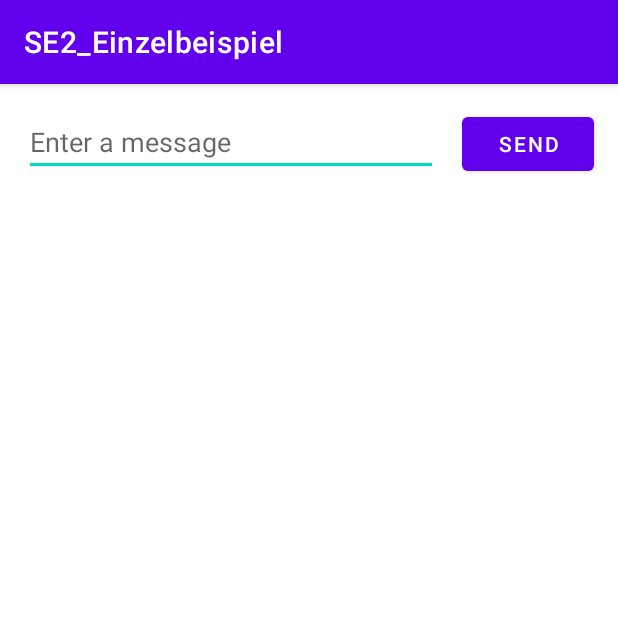
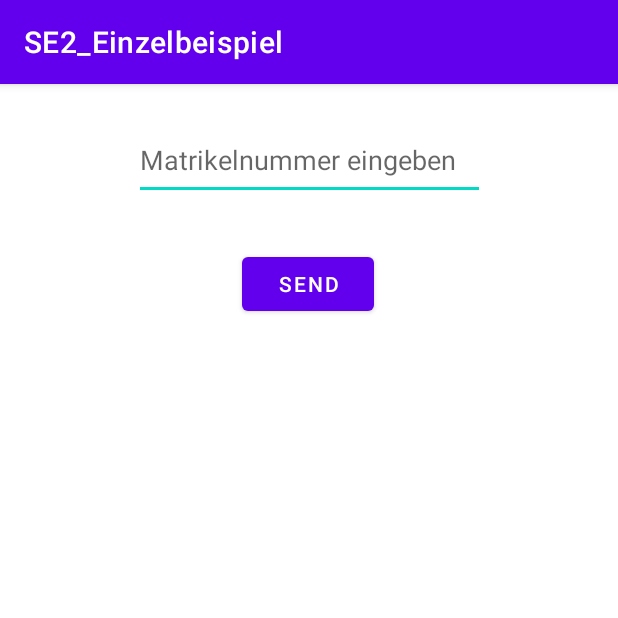
Before and after one commit to sapschernig/SE2Einzelbeispiel, an Android app: the screen it shows after launch (MainActivity), on a phone screen of 412 x 824 dp, the top half of it. Run offline under Robolectric (Android 15) with nearby library versions, the phone set to English and light mode, and no system bars.

Commit message:
changed editText View to Number

```diff
--- a/app/src/main/java/com/example/se2_einzelbeispiel/MainActivity.java
+++ b/app/src/main/java/com/example/se2_einzelbeispiel/MainActivity.java
@@ -17,7 +17,7 @@ public class MainActivity extends AppCompatActivity {
     }
     public void sendMessage(View view) {
         Intent intent = new Intent(this, DisplayMatrNrInOrderNoPrime.class);
-        EditText editText = (EditText) findViewById(R.id.editTextTextPersonName);
+        EditText editText = (EditText) findViewById(R.id.editTextNumber);
         String message = editText.getText().toString();
         intent.putExtra(EXTRA_MESSAGE, message);
         startActivity(intent);
--- a/app/src/main/res/layout/activity_main.xml
+++ b/app/src/main/res/layout/activity_main.xml
@@ -6,31 +6,27 @@
     android:layout_height="match_parent"
     tools:context=".MainActivity">
 
-    <EditText
-        android:id="@+id/editTextTextPersonName"
-        android:layout_width="0dp"
-        android:layout_height="wrap_content"
-        android:layout_marginStart="16dp"
-        android:layout_marginLeft="16dp"
-        android:layout_marginTop="16dp"
-        android:ems="10"
-        android:hint="@string/edit_message"
-        android:inputType="textPersonName"
-        app:layout_constraintEnd_toStartOf="@+id/button"
-        app:layout_constraintHorizontal_bias="0.5"
-        app:layout_constraintStart_toStartOf="parent"
-        app:layout_constraintTop_toTopOf="parent" />
-
     <Button
         android:id="@+id/button"
         android:layout_width="wrap_content"
         android:layout_height="wrap_content"
-        android:layout_marginStart="16dp"
-        android:layout_marginEnd="16dp"
+        android:layout_marginTop="32dp"
         android:onClick="sendMessage"
         android:text="@string/button_send"
-        app:layout_constraintBaseline_toBaselineOf="@+id/editTextTextPersonName"
         app:layout_constraintEnd_toEndOf="parent"
-        app:layout_constraintHorizontal_bias="0.5"
-        app:layout_constraintStart_toEndOf="@+id/editTextTextPersonName" />
+        app:layout_constraintHorizontal_bias="0.498"
+        app:layout_constraintStart_toStartOf="parent"
+        app:layout_constraintTop_toBottomOf="@+id/editTextNumber" />
+
+    <EditText
+        android:id="@+id/editTextNumber"
+        android:layout_width="234dp"
+        android:layout_height="53dp"
+        android:layout_marginTop="24dp"
+        android:ems="10"
+        android:hint="@string/edit_matrNR"
+        android:inputType="number"
+        app:layout_constraintEnd_toEndOf="parent"
+        app:layout_constraintStart_toStartOf="parent"
+        app:layout_constraintTop_toTopOf="parent" />
 </androidx.constraintlayout.widget.ConstraintLayout>
```
